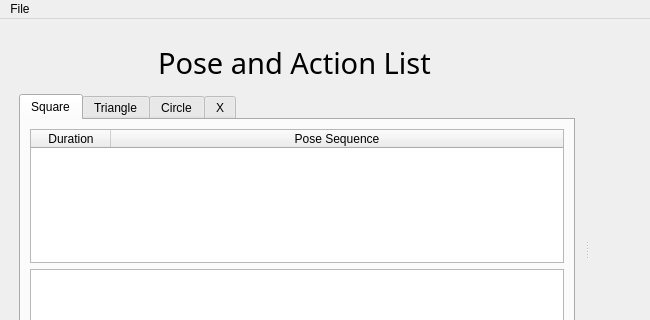
The window that slider_gui/src/slider_simple.ui (PR2/pr2_hack_the_future) describes before a commit, drawn with Qt 5; both pictures show x 0 to 650 and y 0 to 320 of the 1200 by 500 pixel window.
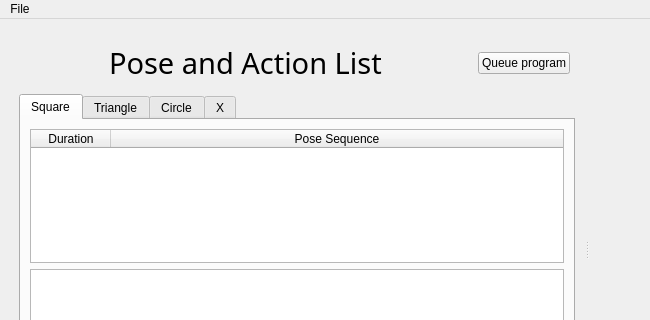
The same window after the commit.

Commit message: added additional queue button

The edit to the form file:
```diff
--- a/slider_gui/src/slider_simple.ui
+++ b/slider_gui/src/slider_simple.ui
@@ -90,6 +90,16 @@
             </property>
            </spacer>
           </item>
+          <item>
+           <widget class="QPushButton" name="queue_program_pushButton">
+            <property name="locale">
+             <locale language="English" country="UnitedStates"/>
+            </property>
+            <property name="text">
+             <string>Queue program</string>
+            </property>
+           </widget>
+          </item>
          </layout>
         </item>
         <item>
```
The commit also changes 1 other file.
